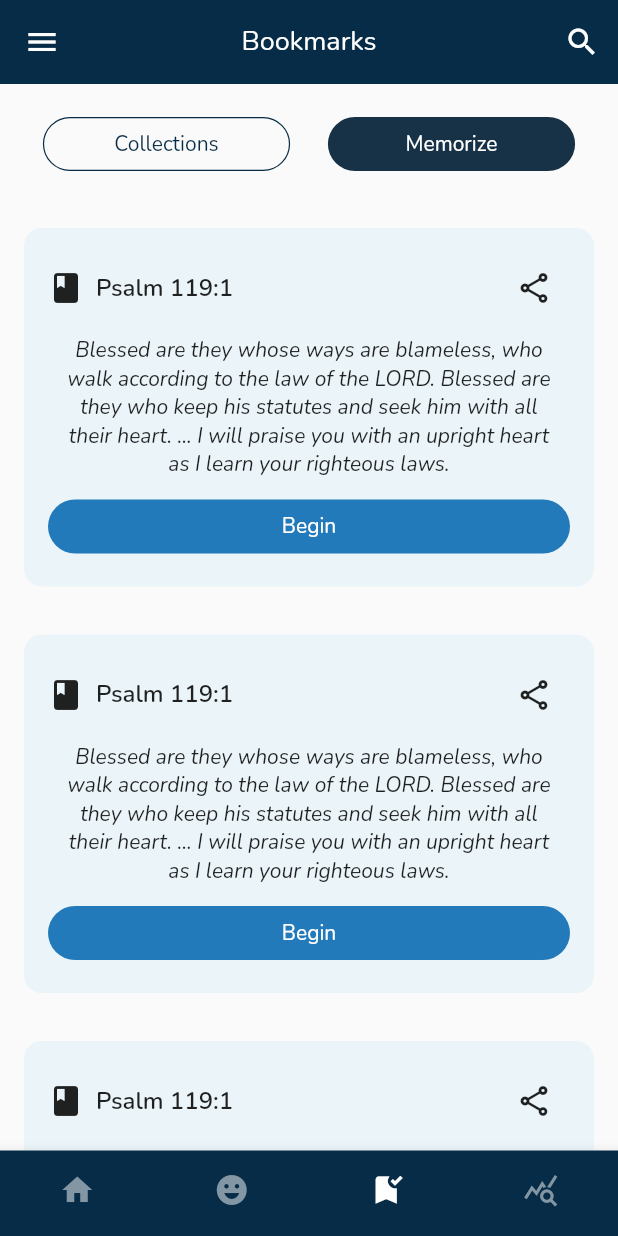
After one commit to MemoryLamp/memorylamp-mobile, a Flutter app: the HomeScreen screen opened by its route, item 3 of the bottom bar chosen, on a phone screen of 412 x 824 dp. The commit adds this screen. Run offline on Flutter 3.47's test engine with Material 2 defaults, Android fonts, the light colour scheme and no system bars; our stand-ins replace badges, percent_indicator; Roboto replaces fonts that are missing (poppins).

Commit message:
add bookmarks view

```diff
--- a/lib/models/enums/views.dart
+++ b/lib/models/enums/views.dart
@@ -1,6 +1,7 @@
 import 'package:flutter/cupertino.dart';
 import 'package:memory_lamp/helpers/asset_paths.dart';
 import 'package:memory_lamp/theming/ml_font.dart';
+import 'package:memory_lamp/views/bookmarks.dart';
 import 'package:memory_lamp/views/books.dart';
 import 'package:memory_lamp/views/home.dart';
 import 'package:memory_lamp/views/logout.dart';
@@ -10,7 +11,16 @@ import 'package:memory_lamp/views/settings.dart';
 import 'package:memory_lamp/views/streaks.dart';
 import 'package:memory_lamp/widgets/ml_text.dart';
 
-enum Views { home, profile, books, notification, settings, logout, streaks }
+enum Views {
+  home,
+  profile,
+  books,
+  notification,
+  settings,
+  logout,
+  streaks,
+  bookmarks,
+}
 
 extension ViewsExt on Views {
   Widget get view {
@@ -30,6 +40,8 @@ extension ViewsExt on Views {
 
       case Views.streaks:
         return StreaksView();
+      case Views.bookmarks:
+        return BookmarksView();
 
       default:
         return Center(child: MLText("View not found"));
@@ -55,6 +67,8 @@ extension ViewsExt on Views {
 
       case Views.streaks:
         return _headerText("Streaks");
+      case Views.bookmarks:
+        return _headerText("Bookmarks");
 
       default:
         return Image.asset(AssetPaths.logo("Header.png"));
--- a/lib/theming/ml_colors.dart
+++ b/lib/theming/ml_colors.dart
@@ -13,6 +13,7 @@ abstract class MLColors {
   static Color purple = Color(0xFF2a347f);
 
   static Color secondary = Color(0xFF227ABA);
+  static Color secondaryLight = Color(0xFFEBF4F9);
 
   static Color bgLight = Color(0xFF8396A3);
 }
--- /dev/null
+++ b/lib/views/bookmarks.dart
@@ -0,0 +1,112 @@
+import 'package:flutter/material.dart';
+import 'package:memory_lamp/helpers/size_mq.dart';
+import 'package:memory_lamp/models/verse.dart';
+import 'package:memory_lamp/theming/defaults.dart';
+import 'package:memory_lamp/theming/ml_colors.dart';
+import 'package:memory_lamp/theming/ml_font.dart';
+import 'package:memory_lamp/widgets/buttons/ml_outlined_button.dart';
+import 'package:memory_lamp/widgets/buttons/ml_text_button.dart';
+import 'package:memory_lamp/widgets/compound_widgets/labeled_icon.dart';
+import 'package:memory_lamp/widgets/ml_container.dart';
+import 'package:memory_lamp/widgets/ml_text.dart';
+
+class BookmarksView extends StatelessWidget {
+  const BookmarksView({Key? key}) : super(key: key);
+
+  @override
+  Widget build(BuildContext context) {
+    return SingleChildScrollView(
+      child: SafeArea(
+        child: Padding(
+          padding: const EdgeInsets.all(16.0),
+          child: Column(
+            children: [
+              _toggleButtons(),
+              _bookmarkList(),
+            ],
+          ),
+        ),
+      ),
+    );
+  }
+
+  Row _toggleButtons() {
+    return Row(
+      mainAxisAlignment: MainAxisAlignment.spaceAround,
+      children: [
+        MLOutlinedButton(
+          width: SizeMQ.width! * .4,
+          child: MLText("Collections"),
+          onPressed: () => print("nothing here yet"),
+        ),
+        MLTextButton(
+          width: SizeMQ.width! * .4,
+          child: MLText("Memorize"),
+          onPressed: () => print("nothing here yet"),
+        )
+      ],
+    );
+  }
+
+  Padding _bookmarkList() {
+    Verse _sampleVerse = Verse(
+      book: "Psalm",
+      chapter: 119,
+      number: 1,
+      verse:
+          "Blessed are they whose ways are blameless, who walk according to the law of the LORD. Blessed are they who keep his statutes and seek him with all their heart. ... I will praise you with an upright heart as I learn your righteous laws.",
+    );
+
+    MLContainer _verseContainer(Verse _verse) {
+      return MLContainer(
+        margin: const EdgeInsets.symmetric(vertical: 16),
+        padding: const EdgeInsets.all(16),
+        borderRadius: MLDefaults.rounded,
+        width: double.infinity,
+        backgroundColor: MLColors.secondaryLight,
+        child: Column(
+          children: [
+            Row(
+              mainAxisAlignment: MainAxisAlignment.spaceBetween,
+              children: [
+                LabeledIcon(
+                  icon: Icon(Icons.book),
+                  label: MLText(
+                    _verse.toVerseFormat,
+                    fontSize: MLFont.medium,
+                    fontWeight: MLFont.semiBold,
+                  ),
+                ),
+                IconButton(
+                  onPressed: () => print("nothing here yet"),
+                  icon: Icon(Icons.share_outlined),
+                )
+              ],
+            ),
+            Padding(
+              padding: const EdgeInsets.all(8.0),
+              child: MLText(
+                _verse.verse,
+                textAlign: TextAlign.center,
+                fontStyle: FontStyle.italic,
+              ),
+            ),
+            MLTextButton(
+              backgroundColor: MLColors.secondary,
+              width: double.infinity,
+              child: MLText("Begin"),
+              onPressed: () => print("nothing here yet"),
+            )
+          ],
+        ),
+      );
+    }
+
+    return Padding(
+      padding: const EdgeInsets.only(top: 16),
+      child: Column(
+        children: List.generate(10, (index) => _verseContainer(_sampleVerse)),
+      ),
+    );
+  }
+}
--- a/lib/widgets/compound_widgets/ml_bottom_nav_bar.dart
+++ b/lib/widgets/compound_widgets/ml_bottom_nav_bar.dart
@@ -28,7 +28,11 @@ class _MLBottomNavBarState extends State<MLBottomNavBar> {
     List<NavItem> _navItems = [
       NavItem(icon: Icons.home, name: "Home", view: Views.home),
       NavItem(icon: Icons.emoji_emotions, name: "Emotions", view: Views.home),
-      NavItem(icon: Icons.bookmark_added, name: "Bookmarks", view: Views.home),
+      NavItem(
+        icon: Icons.bookmark_added,
+        name: "Bookmarks",
+        view: Views.bookmarks,
+      ),
       NavItem(icon: Icons.query_stats, name: "Streaks", view: Views.streaks),
     ];
 
```
